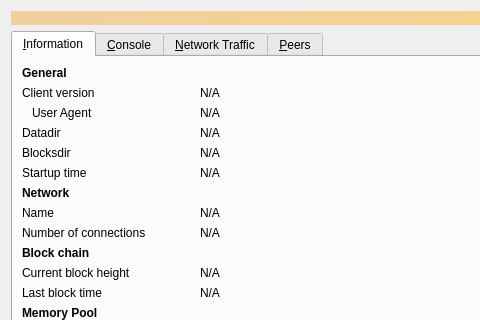
Before: the Qt Designer form src/qt/forms/debugwindow.ui in bitcoin-core/gui, drawn with Qt 5; both pictures show x 0 to 480 and y 0 to 320 of the 748 by 430 pixel window.
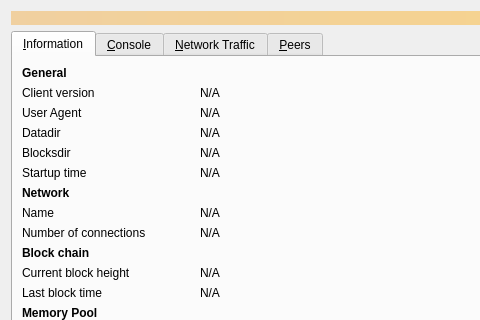
After: the same form once the commit is applied. Icons and pictures are not drawn. Custom widgets are drawn as their Qt base class.

Commit message: refactor: Readable widget naming for debug window

```diff
--- a/src/qt/forms/debugwindow.ui
+++ b/src/qt/forms/debugwindow.ui
@@ -87,9 +87,6 @@
          <property name="text">
           <string>User Agent</string>
          </property>
-         <property name="indent">
-          <number>10</number>
-         </property>
         </widget>
        </item>
        <item row="2" column="1" colspan="2">
```
Left out of the diff: 72 changed lines with no effect on the pictures. The commit also changes 1 other file.
